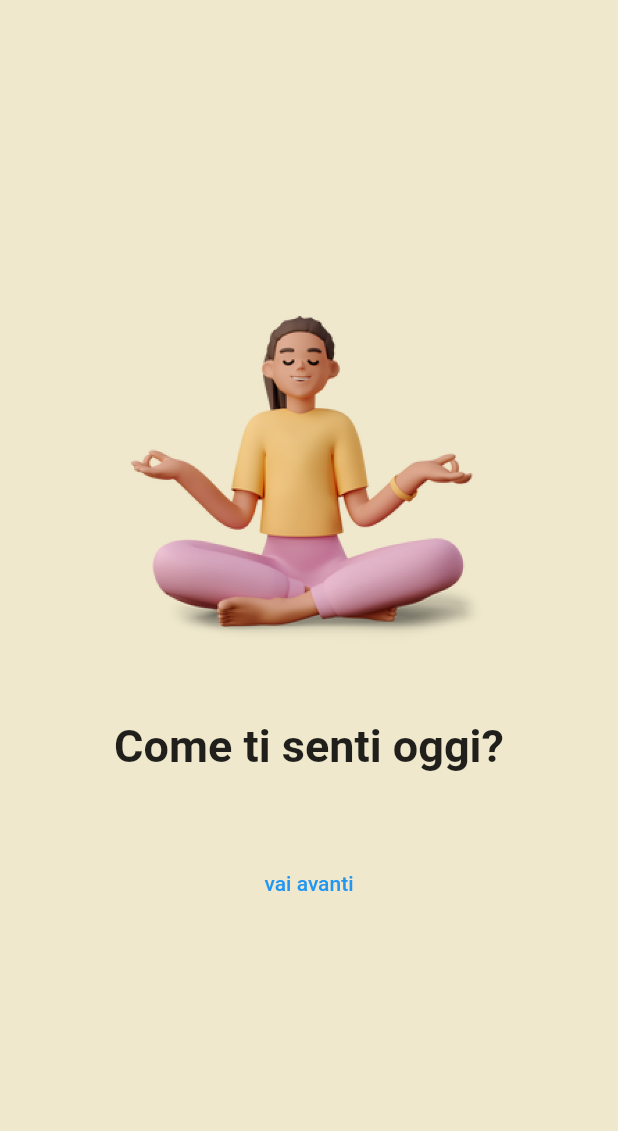
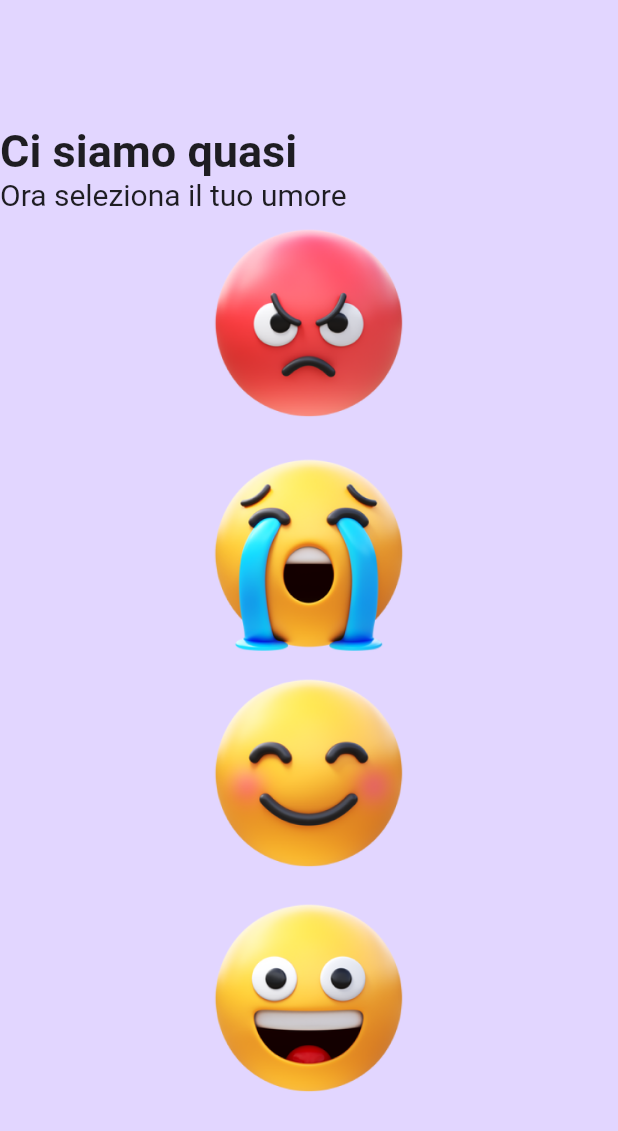
Before and after one commit to ssilvestri15/WakeApp, a Flutter app: the screen it shows after launch, on a phone screen of 412 x 824 dp. Shown: the top 1131 px of the screen. Run offline on Flutter 3.47's test engine with Material 2 defaults, Android fonts, the phone set to English and light mode, and no system bars; missing offline and left inert: flutter_camera.

Commit message:
pagina scelta umore front-end

```diff
--- /dev/null
+++ b/lib/invioUmore.dart
@@ -0,0 +1,100 @@
+
+import 'package:flutter/cupertino.dart';
+import 'package:flutter/material.dart';
+
+class InvioUmore extends StatefulWidget{
+  const InvioUmore({ Key? key}) : super(key: key);
+  @override
+  _InvioUmoreState createState() => _InvioUmoreState();
+}
+
+class _InvioUmoreState extends State<InvioUmore>{
+  @override
+  Widget build(BuildContext context) {
+    return Scaffold(
+      backgroundColor: const Color.fromRGBO(226, 214, 255, 1),
+      body:
+
+      Container(
+        alignment: Alignment.center,
+        child: Column(
+          crossAxisAlignment: CrossAxisAlignment.center,
+          mainAxisAlignment: MainAxisAlignment.center,
+          children: [
+            Row(
+              children: const [
+                Text('Ci siamo quasi', style:
+                TextStyle(
+                  fontSize: 30,
+                  fontWeight:FontWeight.bold,
+                ),),
+              ],
+            ),
+            Row(
+
+              children: const [
+                Text('Ora seleziona il tuo umore', style:
+
+                TextStyle(
+                    fontSize: 20,
+                    fontWeight:FontWeight.normal,
+                ),),
+              ],
+            ),
+
+           /* Container(
+              child: const Text('Ci siamo quasi', style:
+                TextStyle(
+                  fontSize: 30,
+                  fontWeight:FontWeight.bold,
+                ),),
+            ),
+            Container(
+              child: const Text('Ora seleziona il tuo umore', style:
+              TextStyle(
+                fontSize: 20,
+                fontWeight:FontWeight.normal,
+              ),
+              ),
+              margin: EdgeInsetsDirectional.only(bottom: 20),
+            ),*/
+            InkWell(
+              splashColor: Colors.deepOrange,
+              onTap: () {},
+              child: Ink.image(image: AssetImage('assets/images/emoji1.png'),
+              height: 150,
+              width: 150,
+              ),
+            ),
+            InkWell(
+              splashColor: Colors.deepOrange,
+              onTap: () {},
+              child: Ink.image(image: AssetImage('assets/images/emoji2.png'),
+                height: 150,
+                width: 150,
+              ),
+            ),
+            InkWell(
+              splashColor: Colors.deepOrange,
+              onTap: () {},
+              child: Ink.image(image: AssetImage('assets/images/emoji3.png'),
+                height: 150,
+                width: 150,
+              ),
+            ),
+            InkWell(
+              splashColor: Colors.deepOrange,
+              onTap: () {},
+              child: Ink.image(image: AssetImage('assets/images/emoji4.png'),
+                height: 150,
+                width: 150,
+              ),
+            )
+          ],
+        ),
+      ),
+    );
+    throw UnimplementedError();
+  }
+
+}
--- a/lib/main.dart
+++ b/lib/main.dart
@@ -1,5 +1,6 @@
 import 'package:flutter/material.dart';
 import 'package:wakeapp/home.dart';
+import 'package:wakeapp/invioUmore.dart';
 import 'package:wakeapp/registraVideo.dart';
 import 'login.dart';
 
@@ -9,7 +10,7 @@ void main() {
     theme: ThemeData(
       primaryColor: const Color.fromRGBO(81, 48, 14, 1),
     ),
-    home: const RegistraVideo(),
+    home: const InvioUmore(),
     routes: {
       'login': (context) => const Login(),
     },
--- a/lib/recordVideoAndSend.dart
+++ b/lib/recordVideoAndSend.dart
@@ -16,8 +16,10 @@ class RecordVideoAndSend extends State<CameraPage> {
       color: Colors.amber,
 
       onImageCaptured: (value) {
+
       },
       onVideoRecorded: (value) {
+
       },
     );
     // return Container();
--- a/lib/registraVideo.dart
+++ b/lib/registraVideo.dart
@@ -33,7 +33,7 @@ class RegistraVideo extends StatelessWidget {
                   TextButton(
                   child: Text('vai avanti'),
                     onPressed: () {
-                      Navigator.push(context, CupertinoPageRoute(builder: (context) => const CameraPage()));
+                      Navigator.push(context, CupertinoPageRoute(builder: (context) => CameraPage()));
                     },
                   ),
                 ],
--- a/pubspec.yaml
+++ b/pubspec.yaml
@@ -64,6 +64,10 @@ flutter:
   assets:
     - assets/images/logo.png
     - assets/images/illustrazione1.png
+    - assets/images/emoji1.png
+    - assets/images/emoji2.png
+    - assets/images/emoji3.png
+    - assets/images/emoji4.png
 
   # An image asset can refer to one or more resolution-specific "variants", see
   # https://flutter.dev/assets-and-images/#resolution-aware
```
Also changed, not shown: assets/images/emoji1.png (added), assets/images/emoji2.png (added), assets/images/emoji3.png (added), assets/images/emoji4.png (added).
